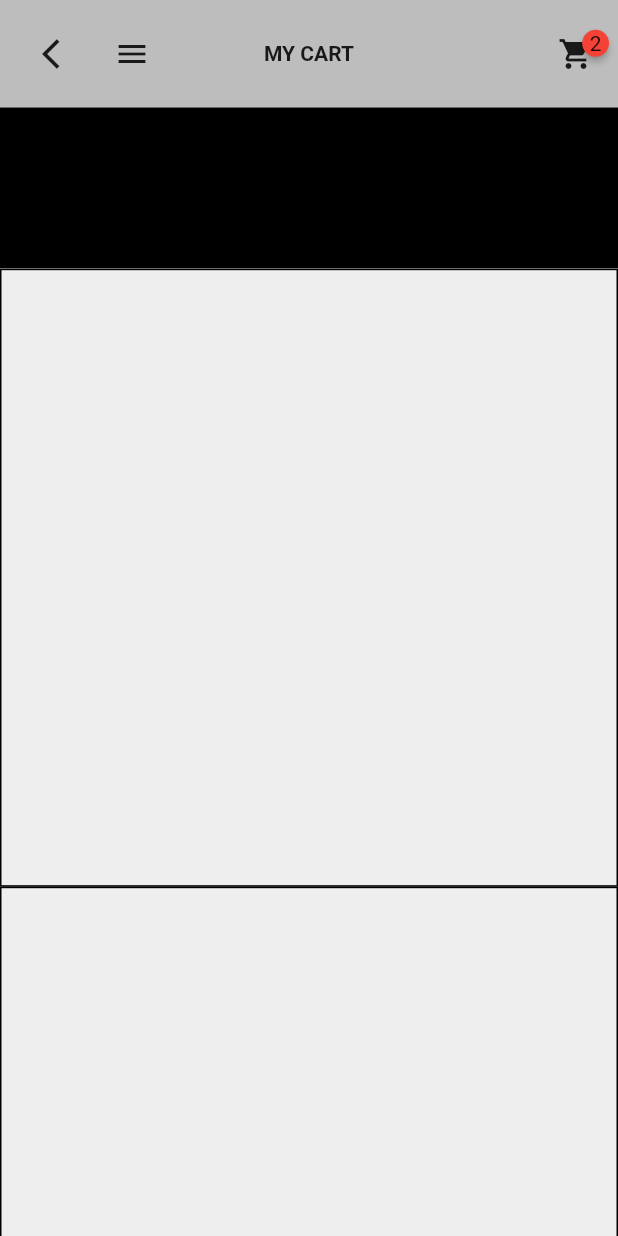
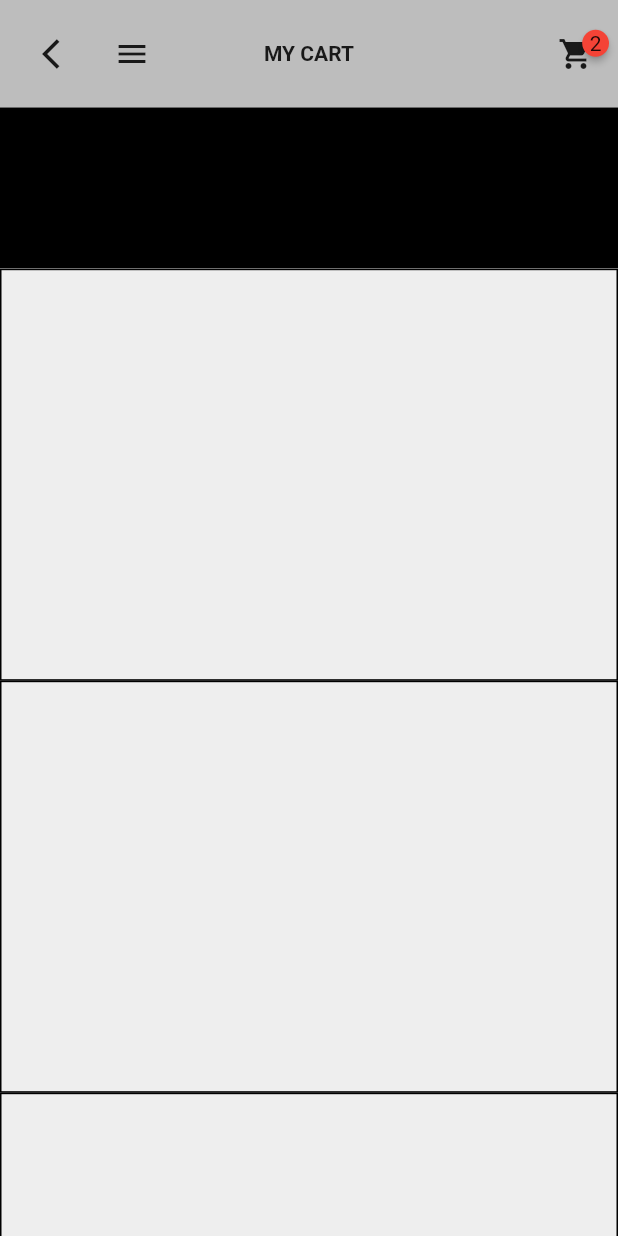
Before and after one commit to JAICHANGPARK/flutter_notebook_8th_story, a Flutter app: the MyCartPage screen opened directly, on a phone screen of 412 x 824 dp. Run offline on Flutter 3.47's test engine with Material 2 defaults, Android fonts, the phone set to English and light mode, and no system bars; drawn by our look-alikes of badges; our stand-ins replace google_fonts.

Commit message:
Update my_cart_page.dart

```diff
--- a/lib/ep561_fashion_store_app/my_cart_page.dart
+++ b/lib/ep561_fashion_store_app/my_cart_page.dart
@@ -64,7 +64,7 @@ class _MyCartPageState extends State<MyCartPage> {
                   child: ListView.builder(
                     itemBuilder: (context, index) {
                       return Container(
-                        height: MediaQuery.of(context).size.height / 2,
+                        height: MediaQuery.of(context).size.height / 3,
                         decoration: BoxDecoration(color: Colors.grey[200],
                         border: Border.all(color: Colors.black)),
                       );
```
